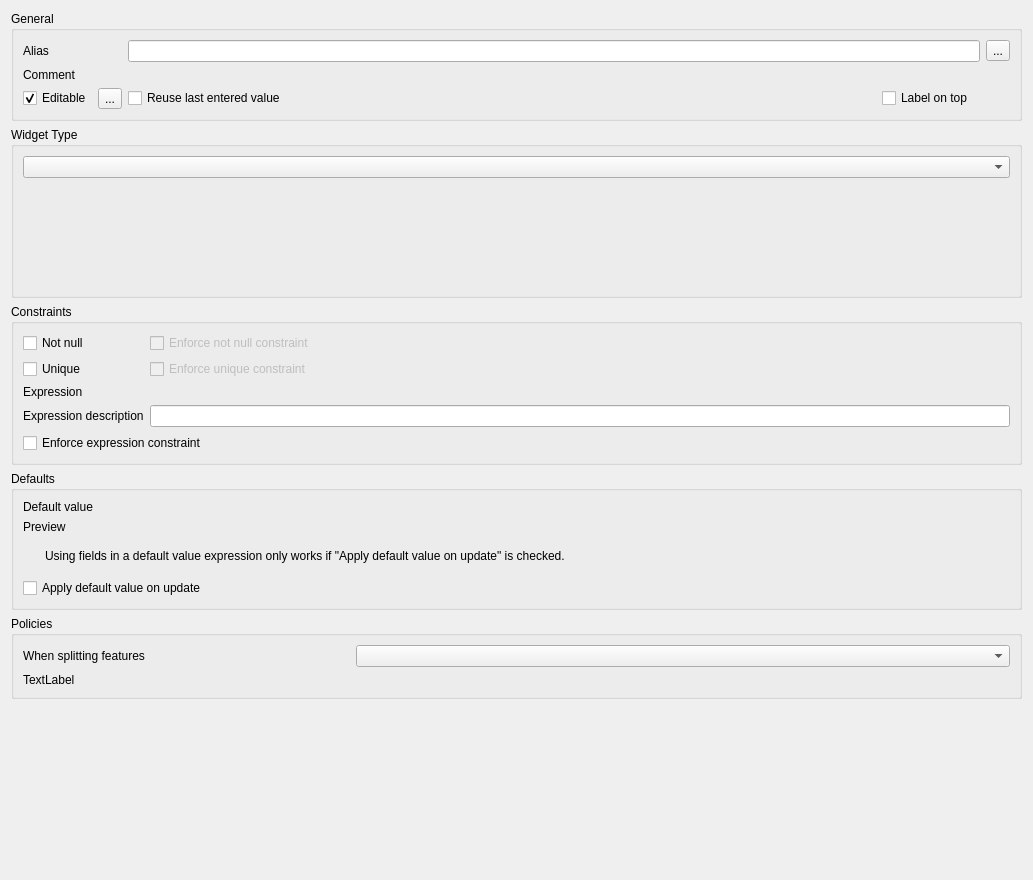
Above: src/ui/attributeformconfig/qgsattributetypeedit.ui from nextgis/nextgisqgis before the change. Below: the same form after it.
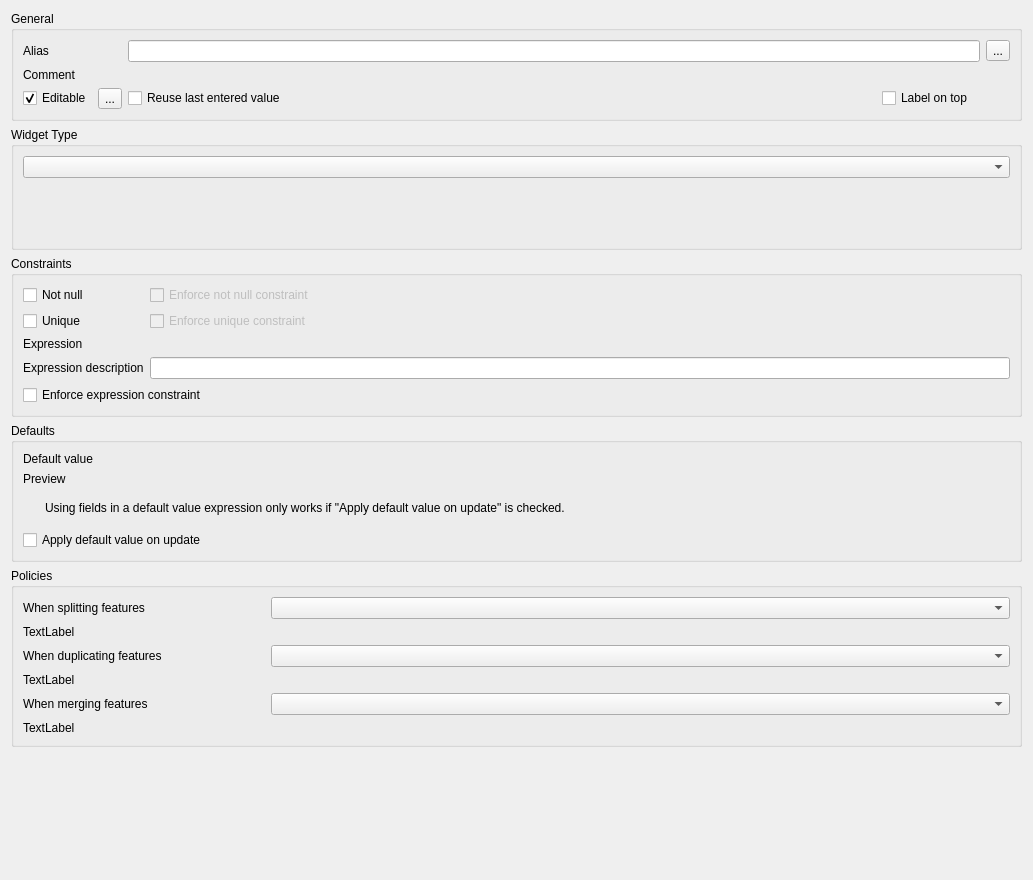
That is the form after the change. Icons and pictures are not drawn. Custom widgets are drawn as their Qt base class.

The edit to the form file:
```diff
--- a/src/ui/attributeformconfig/qgsattributetypeedit.ui
+++ b/src/ui/attributeformconfig/qgsattributetypeedit.ui
@@ -283,10 +283,7 @@
      <property name="title">
       <string>Policies</string>
      </property>
-     <layout class="QGridLayout" name="gridLayout_4" columnstretch="1,2">
-      <item row="0" column="1">
-       <widget class="QComboBox" name="mSplitPolicyComboBox"/>
-      </item>
+     <layout class="QGridLayout" name="gridLayout_4">
       <item row="0" column="0">
        <widget class="QLabel" name="mSplitPolicyLabel">
         <property name="text">
@@ -294,7 +291,40 @@
         </property>
        </widget>
       </item>
-      <item row="1" column="0" colspan="2">
+      <item row="4" column="1" colspan="3">
+       <widget class="QComboBox" name="mDuplicatePolicyComboBox"/>
+      </item>
+      <item row="5" column="0" colspan="4">
+       <widget class="QLabel" name="mDuplicatePolicyDescriptionLabel">
+        <property name="text">
+         <string>TextLabel</string>
+        </property>
+        <property name="wordWrap">
+         <bool>true</bool>
+        </property>
+       </widget>
+      </item>
+      <item row="6" column="1" colspan="3">
+       <widget class="QComboBox" name="mMergePolicyComboBox"/>
+      </item>
+      <item row="6" column="0">
+       <widget class="QLabel" name="mMergePolicyLabel">
+        <property name="text">
+         <string>When merging features</string>
+        </property>
+       </widget>
+      </item>
+      <item row="4" column="0">
+       <widget class="QLabel" name="mDuplicatePolicyLabel">
+        <property name="text">
+         <string>When duplicating features</string>
+        </property>
+       </widget>
+      </item>
+      <item row="0" column="1" colspan="3">
+       <widget class="QComboBox" name="mSplitPolicyComboBox"/>
+      </item>
+      <item row="1" column="0" colspan="4">
        <widget class="QLabel" name="mSplitPolicyDescriptionLabel">
         <property name="text">
          <string>TextLabel</string>
@@ -304,6 +334,13 @@
         </property>
        </widget>
       </item>
+      <item row="7" column="0" colspan="4">
+       <widget class="QLabel" name="mMergePolicyDescriptionLabel">
+        <property name="text">
+         <string>TextLabel</string>
+        </property>
+       </widget>
+      </item>
      </layout>
     </widget>
    </item>
```
Left out of the diff: 2 changed lines with no effect on the pictures.
